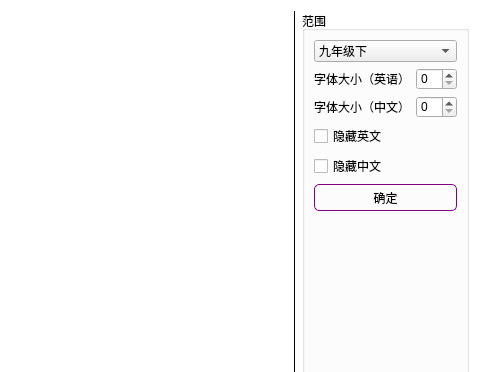
Before: the Qt Designer form ui/main.ui in SacredDreams/EnglishVocabulary, drawn with Qt 5; both pictures show x 420 to 900 and y 0 to 372 of the 900 by 600 pixel window.
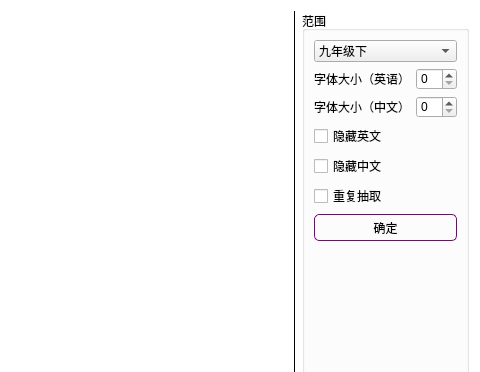
After: the same form once the commit is applied.

Diff of the .ui file:
```diff
--- a/ui/main.ui
+++ b/ui/main.ui
@@ -179,6 +179,13 @@
           </property>
          </widget>
         </item>
+        <item>
+         <widget class="QCheckBox" name="checkBox_3">
+          <property name="text">
+           <string>重复抽取</string>
+          </property>
+         </widget>
+        </item>
         <item>
          <widget class="QPushButton" name="pushButton_2">
           <property name="cursor">
```
Left out of the diff: 2 changed lines with no effect on the pictures.
